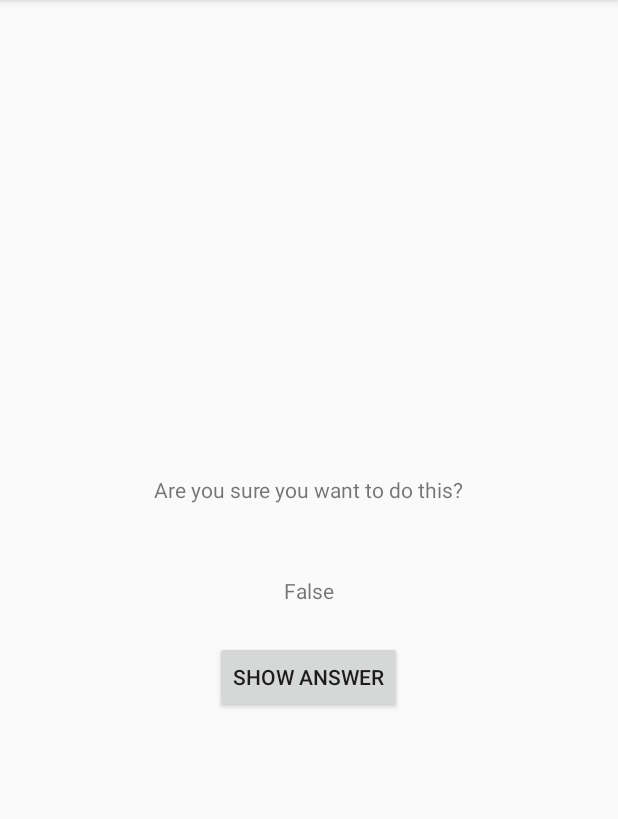
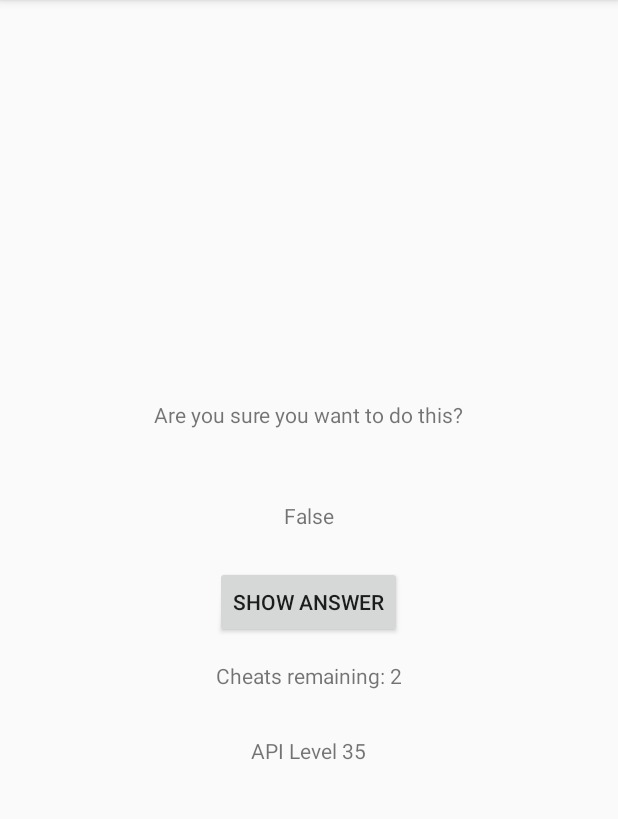
Before and after one commit to hanchiang/android-geoquiz, an Android app: the CheatActivity screen opened directly, with no data from a screen before it, after a tap on "SHOW ANSWER", on a phone screen of 412 x 824 dp, the part 84-903 px from its top. Run offline under Robolectric (Android 15) with nearby library versions, the phone set to English and light mode, and no system bars.

Commit message:
Limit number of cheat attempts to 3

```diff
--- a/app/src/main/java/com/example/han/geoquiz/CheatActivity.java
+++ b/app/src/main/java/com/example/han/geoquiz/CheatActivity.java
@@ -1,29 +1,47 @@
 package com.example.han.geoquiz;
 
+import android.animation.Animator;
+import android.animation.AnimatorListenerAdapter;
 import android.content.Context;
 import android.content.Intent;
+import android.os.Build;
 import android.support.v7.app.AppCompatActivity;
 import android.os.Bundle;
 import android.util.Log;
 import android.view.View;
+import android.view.ViewAnimationUtils;
 import android.widget.Button;
 import android.widget.TextView;
+
+import org.w3c.dom.Text;
 
 public class CheatActivity extends AppCompatActivity {
     private static final String TAG = "CheatActivity";
     private static final String ANSWER_TRUE_KEY = "answer_true_key";
     private static final String ANSWER_SHOWN_KEY  = "answer_shown_key";
+    private static final String CHEAT_COUNT = "com.example.han.geoquiz.cheat_count";
     private static final String EXTRA_ANSWER_IS_TRUE = "com.example.han.geoquiz.answer_is_true";
     private static final String EXTRA_ANSWER_SHOWN = "com.example.han.geoquiz.answer_shown";
+    private static final int MAX_CHEAT = 3;
 
     // Layout views
     private TextView mAnswerTextView;
     private Button mShowAnswerButton;
+    private TextView mDeviceAPILevel;
+    private TextView mCheatRemainingTextView;
 
     private boolean mAnswerIsTrue;
     private boolean mAnswerShown;
+    private int cheatCount;
 
-    // Methods
+    // Intent related functions
+    public static Intent newIntent(Context packageContext, boolean answerIsTrue, int cheatCount) {
+        Intent intent = new Intent(packageContext, CheatActivity.class);
+        intent.putExtra(EXTRA_ANSWER_IS_TRUE, answerIsTrue);
+        intent.putExtra(CHEAT_COUNT, cheatCount);
+        return intent;
+    }
+
     private void setAnswerShownResult() {
         Intent intent = new Intent();
         intent.putExtra(EXTRA_ANSWER_SHOWN, mAnswerShown);
@@ -34,12 +52,7 @@ public class CheatActivity extends AppCompatActivity {
         return result.getBooleanExtra(EXTRA_ANSWER_SHOWN, false);
     }
 
-    public static Intent newIntent(Context packageContext, boolean answerIsTrue) {
-        Intent intent = new Intent(packageContext, CheatActivity.class);
-        intent.putExtra(EXTRA_ANSWER_IS_TRUE, answerIsTrue);
-        return intent;
-    }
-
+    // Show answer
     private void showAnswer() {
         if(mAnswerIsTrue) {
             mAnswerTextView.setText(R.string.true_button);
@@ -48,31 +61,66 @@ public class CheatActivity extends AppCompatActivity {
         }
     }
 
+    private void updateCheatRemaining(int cheatCount) {
+        mCheatRemainingTextView.setText("Cheats remaining: " + (MAX_CHEAT - cheatCount));
+    }
+
     @Override
     protected void onCreate(Bundle savedInstanceState) {
         super.onCreate(savedInstanceState);
         setContentView(R.layout.activity_cheat);
 
         mAnswerTextView = (TextView) findViewById(R.id.answer_text_view);
+        mCheatRemainingTextView = (TextView) findViewById(R.id.cheat_remaining_text_view);
+        mShowAnswerButton = (Button) findViewById(R.id.show_answer_button);
+
+        mAnswerIsTrue = getIntent().getBooleanExtra(EXTRA_ANSWER_IS_TRUE, false);
+        cheatCount = getIntent().getIntExtra(CHEAT_COUNT, 0);
 
         if (savedInstanceState != null) {
             mAnswerIsTrue = savedInstanceState.getBoolean(ANSWER_TRUE_KEY, false);
             mAnswerShown = savedInstanceState.getBoolean(ANSWER_SHOWN_KEY, false);
-            if (mAnswerShown) {
-                showAnswer();
-                setAnswerShownResult();
-            }
         }
 
-        mAnswerIsTrue = getIntent().getBooleanExtra(EXTRA_ANSWER_IS_TRUE, false);
+        if (cheatCount == MAX_CHEAT) {
+            mShowAnswerButton.setEnabled(false);
+        } else if (mAnswerShown) {
+            showAnswer();
+            setAnswerShownResult();
+        }
 
-        mShowAnswerButton = (Button) findViewById(R.id.show_answer_button);
+        updateCheatRemaining(cheatCount);
+
+
+        mDeviceAPILevel = (TextView) findViewById(R.id.device_api_level);
+        mDeviceAPILevel.setText("API Level " + Integer.toString(Build.VERSION.SDK_INT));
+
+
         mShowAnswerButton.setOnClickListener(new View.OnClickListener() {
             @Override
             public void onClick(View v) {
                 mAnswerShown = true;
                 showAnswer();
                 setAnswerShownResult();
+                cheatCount++;
+                updateCheatRemaining(cheatCount);
+
+                if (Build.VERSION.SDK_INT > Build.VERSION_CODES.LOLLIPOP) {
+                    int cx = mShowAnswerButton.getWidth() / 2;
+                    int cy = mShowAnswerButton.getHeight() / 2;
+                    float radius = mShowAnswerButton.getWidth();
+                    Animator anim = ViewAnimationUtils.createCircularReveal(mShowAnswerButton, cx, cy, radius, 0);
+                    anim.addListener(new AnimatorListenerAdapter() {
+                        @Override
+                        public void onAnimationEnd(Animator animation) {
+                            super.onAnimationEnd(animation);
+                            mShowAnswerButton.setVisibility(View.INVISIBLE);
+                        }
+                    });
+                    anim.start();
+                } else {
+                    mShowAnswerButton.setVisibility(View.INVISIBLE);
+                }
             }
         });
     }
--- a/app/src/main/res/layout/activity_cheat.xml
+++ b/app/src/main/res/layout/activity_cheat.xml
@@ -30,4 +30,20 @@
         android:text="@string/show_answer_button"
         />
 
+    <TextView
+        android:id="@+id/cheat_remaining_text_view"
+        android:layout_width="wrap_content"
+        android:layout_height="wrap_content"
+        android:padding="15dp"
+        tools:text="Cheats remaining: 3"
+        />
+
+    <TextView
+        android:id="@+id/device_api_level"
+        android:layout_width="wrap_content"
+        android:layout_height="wrap_content"
+        android:padding="15dp"
+        tools:text="API Level"
+        />
+
 </LinearLayout>
```
Also changed, not shown: app/src/main/java/com/example/han/geoquiz/QuizActivity.java (+11 -2 lines).
